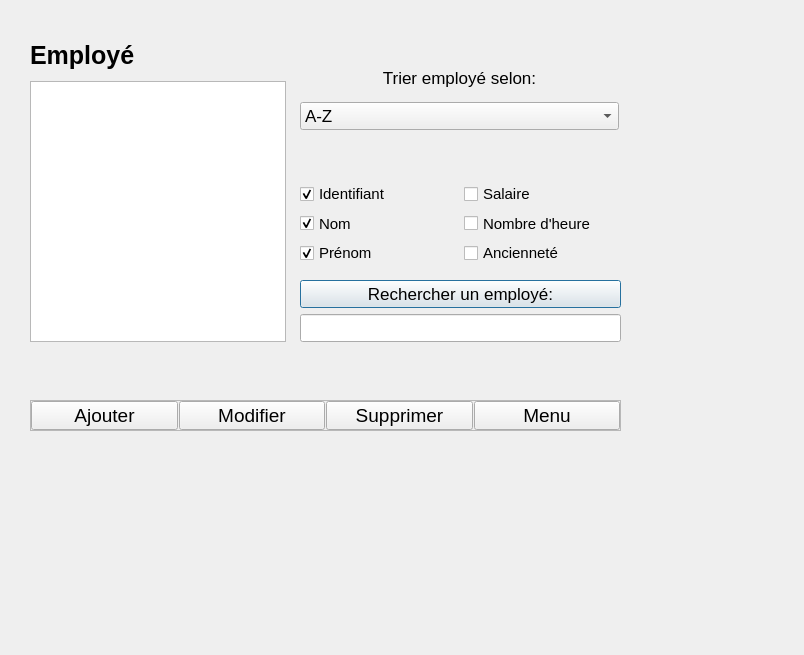
Above: UI/MenuEmploye.ui from LePerron/Application-gestion-employes-projet-session-2023 before the change. Below: the same form after it.
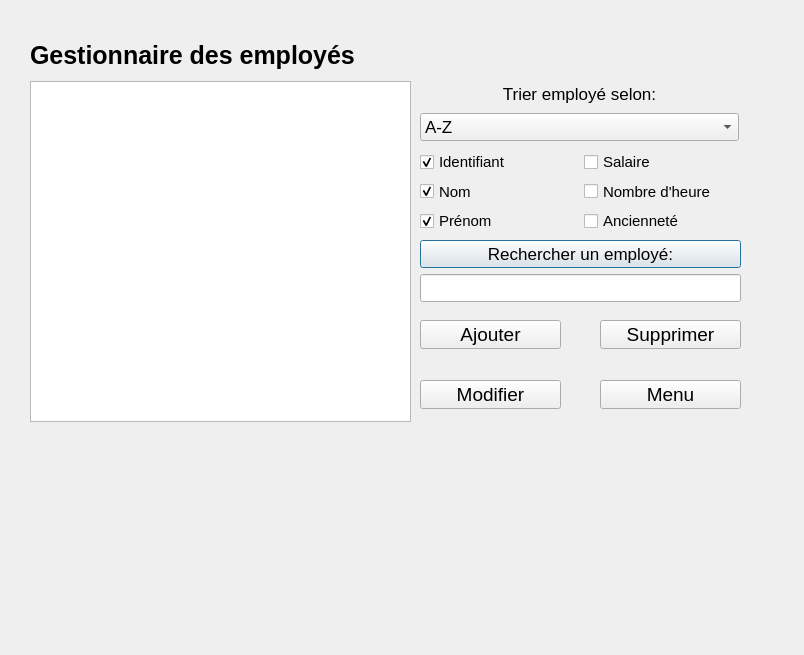
That is the form after the change.

Patch:
```diff
--- a/UI/MenuEmploye.ui
+++ b/UI/MenuEmploye.ui
@@ -23,7 +23,7 @@
     <rect>
      <x>30</x>
      <y>30</y>
-     <width>121</width>
+     <width>411</width>
      <height>51</height>
     </rect>
    </property>
@@ -35,14 +35,14 @@
     </font>
    </property>
    <property name="text">
-    <string>Employé</string>
+    <string>Gestionnaire des employés</string>
    </property>
   </widget>
   <widget class="QWidget" name="verticalLayoutWidget">
    <property name="geometry">
     <rect>
-     <x>300</x>
-     <y>280</y>
+     <x>420</x>
+     <y>240</y>
      <width>321</width>
      <height>64</height>
     </rect>
@@ -63,10 +63,10 @@
   <widget class="QWidget" name="verticalLayoutWidget_2">
    <property name="geometry">
     <rect>
-     <x>300</x>
-     <y>60</y>
+     <x>420</x>
+     <y>80</y>
      <width>319</width>
-     <height>111</height>
+     <height>61</height>
     </rect>
    </property>
    <layout class="QVBoxLayout" name="verticalLayout_2">
@@ -104,13 +104,6 @@
       </item>
      </widget>
     </item>
-    <item>
-     <widget class="QLabel" name="labelErreurTrierEmploye">
-      <property name="text">
-       <string/>
-      </property>
-     </widget>
-    </item>
    </layout>
   </widget>
   <widget class="QListView" name="listViewEmploye">
@@ -118,8 +111,8 @@
     <rect>
      <x>30</x>
      <y>81</y>
-     <width>256</width>
-     <height>261</height>
+     <width>381</width>
+     <height>341</height>
     </rect>
    </property>
   </widget>
@@ -127,8 +120,8 @@
    <property name="geometry">
     <rect>
      <x>30</x>
-     <y>350</y>
-     <width>591</width>
+     <y>450</y>
+     <width>711</width>
      <height>41</height>
     </rect>
    </property>
@@ -139,8 +132,8 @@
   <widget class="QWidget" name="gridLayoutWidget">
    <property name="geometry">
     <rect>
-     <x>300</x>
-     <y>182</y>
+     <x>420</x>
+     <y>150</y>
      <width>321</width>
      <height>83</height>
     </rect>
@@ -229,48 +222,15 @@
     </item>
    </layout>
   </widget>
-  <widget class="QFrame" name="horizontalFrame">
-   <property name="geometry">
-    <rect>
-     <x>30</x>
-     <y>400</y>
-     <width>591</width>
-     <height>31</height>
-    </rect>
-   </property>
-   <property name="frameShape">
-    <enum>QFrame::StyledPanel</enum>
-   </property>
-   <property name="frameShadow">
-    <enum>QFrame::Plain</enum>
-   </property>
-   <property name="lineWidth">
-    <number>11</number>
-   </property>
-   <property name="midLineWidth">
-    <number>0</number>
-   </property>
-   <layout class="QHBoxLayout" name="horizontalLayout">
-    <property name="spacing">
-     <number>1</number>
-    </property>
-    <property name="sizeConstraint">
-     <enum>QLayout::SetDefaultConstraint</enum>
-    </property>
-    <property name="leftMargin">
-     <number>0</number>
-    </property>
-    <property name="topMargin">
-     <number>0</number>
-    </property>
-    <property name="rightMargin">
-     <number>0</number>
-    </property>
-    <property name="bottomMargin">
-     <number>0</number>
-    </property>
-    <item>
      <widget class="QPushButton" name="pushButtonAjouterEmploye">
+   <property name="geometry">
+    <rect>
+     <x>420</x>
+     <y>320</y>
+     <width>141</width>
+     <height>29</height>
+    </rect>
+   </property>
       <property name="sizePolicy">
        <sizepolicy hsizetype="Minimum" vsizetype="Fixed">
         <horstretch>0</horstretch>
@@ -286,9 +246,15 @@
        <string>Ajouter</string>
       </property>
      </widget>
-    </item>
-    <item>
      <widget class="QPushButton" name="pushButtonModifierEmploye">
+   <property name="geometry">
+    <rect>
+     <x>420</x>
+     <y>380</y>
+     <width>141</width>
+     <height>29</height>
+    </rect>
+   </property>
       <property name="sizePolicy">
        <sizepolicy hsizetype="Minimum" vsizetype="Fixed">
         <horstretch>0</horstretch>
@@ -304,9 +270,15 @@
        <string>Modifier</string>
       </property>
      </widget>
-    </item>
-    <item>
      <widget class="QPushButton" name="pushButtonSupprimerEmploye">
+   <property name="geometry">
+    <rect>
+     <x>600</x>
+     <y>320</y>
+     <width>141</width>
+     <height>29</height>
+    </rect>
+   </property>
       <property name="sizePolicy">
        <sizepolicy hsizetype="Minimum" vsizetype="Fixed">
         <horstretch>0</horstretch>
@@ -322,9 +294,15 @@
        <string>Supprimer</string>
       </property>
      </widget>
-    </item>
-    <item>
      <widget class="QPushButton" name="pushButtonRetournerMenu">
+   <property name="geometry">
+    <rect>
+     <x>600</x>
+     <y>380</y>
+     <width>141</width>
+     <height>29</height>
+    </rect>
+   </property>
       <property name="sizePolicy">
        <sizepolicy hsizetype="Minimum" vsizetype="Fixed">
         <horstretch>0</horstretch>
@@ -339,9 +317,6 @@
       <property name="text">
        <string>Menu</string>
       </property>
-     </widget>
-    </item>
-   </layout>
   </widget>
  </widget>
  <resources/>
```
Lines whose indentation alone changed are shown as unchanged.
